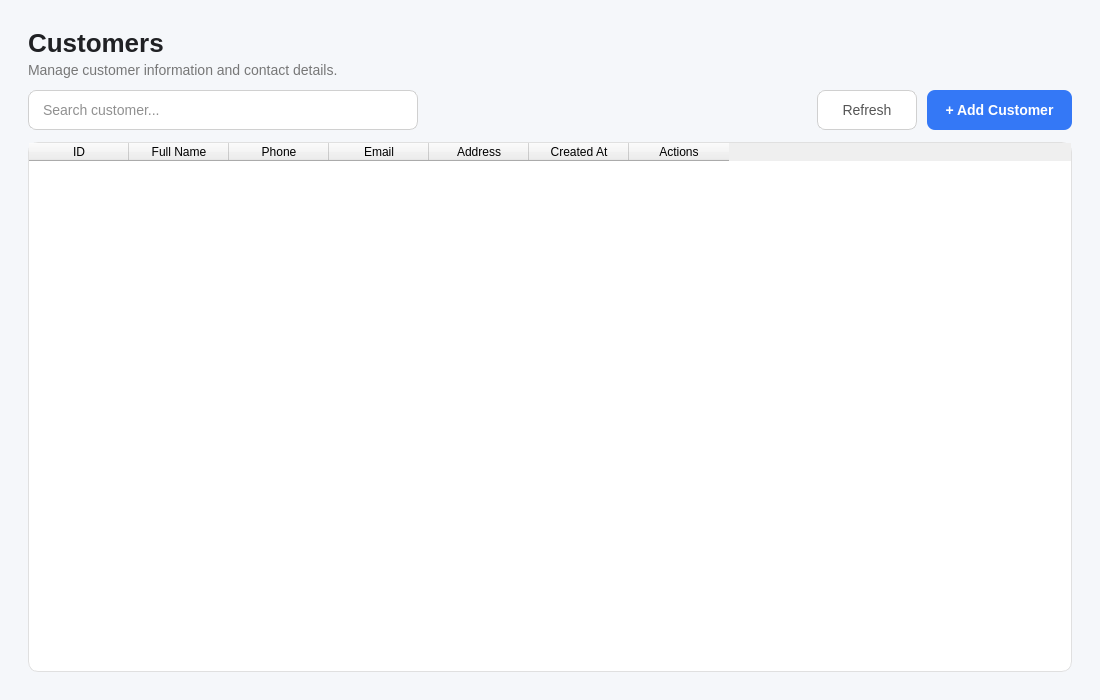
nuibof/PhoneStoreManagement, file gui/widgets/customerspage.ui: the form before one commit.
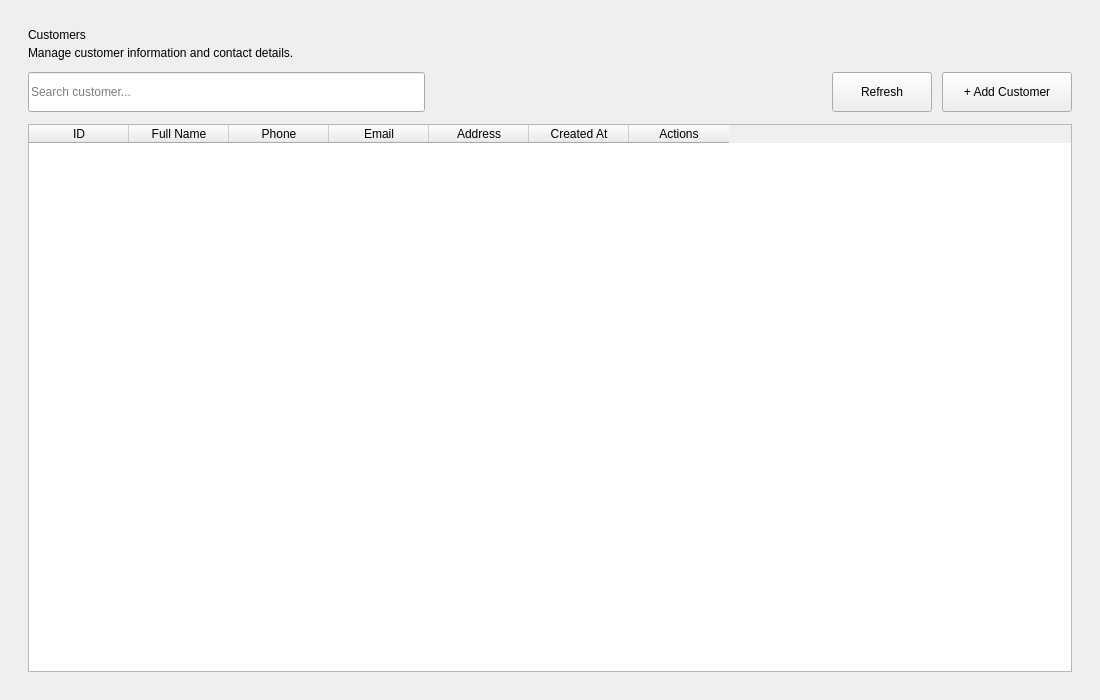
The form after the commit.

```diff
--- a/gui/widgets/customerspage.ui
+++ b/gui/widgets/customerspage.ui
@@ -17,202 +17,6 @@
             <string>Customers</string>
         </property>
 
-        <property name="styleSheet">
-            <string notr="true">
-
-                QWidget#CustomersPage {
-                background-color: #F5F7FA;
-                }
-
-                QLabel#lblTitle {
-                color: #202124;
-                font-size: 26px;
-                font-weight: bold;
-                }
-
-                QLabel#lblSubtitle {
-                color: #777777;
-                font-size: 14px;
-                }
-
-                QLineEdit#txtSearch {
-                background-color: #FFFFFF;
-                color: #222222;
-                border: 1px solid #D0D0D0;
-                border-radius: 8px;
-                padding: 9px 12px;
-                font-size: 14px;
-                }
-
-                QLineEdit#txtSearch:hover {
-                border: 1px solid #B8B8B8;
-                }
-
-                QLineEdit#txtSearch:focus {
-                border: 1px solid #3478F6;
-                }
-
-                QPushButton#btnAdd {
-                background-color: #3478F6;
-                color: #FFFFFF;
-                border: none;
-                border-radius: 8px;
-                padding: 10px 18px;
-                font-size: 14px;
-                font-weight: bold;
-                }
-
-                QPushButton#btnAdd:hover {
-                background-color: #4A8CFF;
-                }
-
-                QPushButton#btnAdd:pressed {
-                background-color: #2864D7;
-                }
-
-                QPushButton#btnRefresh {
-                background-color: #FFFFFF;
-                color: #555555;
-                border: 1px solid #D0D0D0;
-                border-radius: 8px;
-                padding: 10px 16px;
-                font-size: 14px;
-                }
-
-                QPushButton#btnRefresh:hover {
-                background-color: #F0F4FF;
-                color: #3478F6;
-                border: 1px solid #B8CCFF;
-                }
-
-                QPushButton#btnRefresh:pressed {
-                background-color: #EAF1FF;
-                }
-
-                QTableWidget#tblCustomers {
-                background-color: #FFFFFF;
-                color: #222222;
-                border: 1px solid #E0E0E0;
-                border-radius: 10px;
-                gridline-color: #E8E8E8;
-                font-size: 13px;
-                selection-background-color: #EAF1FF;
-                selection-color: #222222;
-                outline: none;
-                }
-
-                QTableWidget#tblCustomers::item {
-                padding: 8px;
-                }
-
-                QTableWidget#tblCustomers::item:selected {
-                background-color: #EAF1FF;
-                color: #222222;
-                }
-
-                QTableWidget#tblCustomers QHeaderView::section {
-                background-color: #F8F9FB;
-                color: #555555;
-                border: none;
-                border-bottom: 1px solid #E0E0E0;
-                padding: 10px 8px;
-                font-size: 13px;
-                font-weight: bold;
-                }
-
-                QTableWidget#tblCustomers QHeaderView::section:horizontal {
-                border-right: 1px solid #E8E8E8;
-                }
-
-                QPushButton[action="edit"] {
-                background-color: #EAF1FF;
-                color: #3478F6;
-                border: 1px solid #C7D8FF;
-                border-radius: 6px;
-                padding: 5px 10px;
-                font-size: 12px;
-                font-weight: bold;
-                }
-
-                QPushButton[action="edit"]:hover {
-                background-color: #3478F6;
-                color: #FFFFFF;
-                border: 1px solid #3478F6;
-                }
-
-                QPushButton[action="edit"]:pressed {
-                background-color: #2864D7;
-                }
-
-                QPushButton[action="delete"] {
-                background-color: #FFF0F0;
-                color: #D93025;
-                border: 1px solid #FFD0D0;
-                border-radius: 6px;
-                padding: 5px 10px;
-                font-size: 12px;
-                font-weight: bold;
-                }
-
-                QPushButton[action="delete"]:hover {
-                background-color: #D93025;
-                color: #FFFFFF;
-                border: 1px solid #D93025;
-                }
-
-                QPushButton[action="delete"]:pressed {
-                background-color: #B3261E;
-                }
-
-                QWidget#actionWidget {
-                background-color: transparent;
-                }
-
-                QScrollBar:vertical {
-                background: #F5F7FA;
-                width: 10px;
-                margin: 0px;
-                }
-
-                QScrollBar::handle:vertical {
-                background: #D0D0D0;
-                border-radius: 5px;
-                min-height: 30px;
-                }
-
-                QScrollBar::handle:vertical:hover {
-                background: #B5B5B5;
-                }
-
-                QScrollBar::add-line:vertical,
-                QScrollBar::sub-line:vertical {
-                height: 0px;
-                }
-
-                QScrollBar:horizontal {
-                background: #F5F7FA;
-                height: 10px;
-                margin: 0px;
-                }
-
-                QScrollBar::handle:horizontal {
-                background: #D0D0D0;
-                border-radius: 5px;
-                min-width: 30px;
-                }
-
-                QScrollBar::handle:horizontal:hover {
-                background: #B5B5B5;
-                }
-
-                QScrollBar::add-line:horizontal,
-                QScrollBar::sub-line:horizontal {
-                width: 0px;
-                }
-
-            </string>
-        </property>
-
         <layout class="QVBoxLayout" name="verticalLayout">
 
             <property name="spacing">
```
